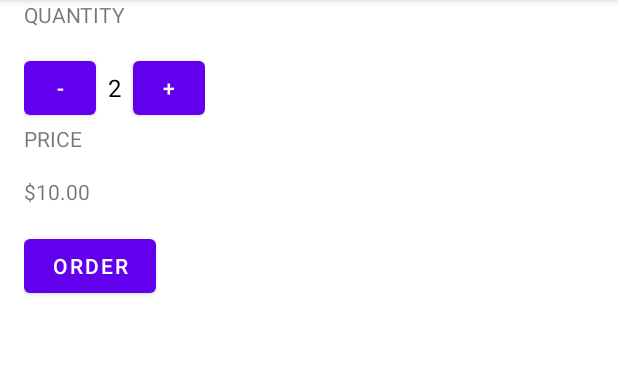
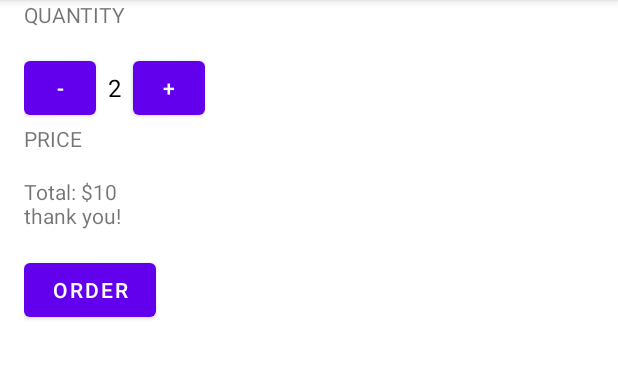
Before and after one commit to ishak47/android, an Android app: the screen it shows after launch (MainActivity), after a tap on "ORDER", on a phone screen of 412 x 824 dp, the part 84-463 px from its top. Run offline under Robolectric (Android 15) with nearby library versions, the phone set to English and light mode, and no system bars.

Commit message:
klaar met les 2

```diff
--- a/app/src/main/java/com/example/android/justjava/MainActivity.java
+++ b/app/src/main/java/com/example/android/justjava/MainActivity.java
@@ -22,8 +22,10 @@ public class MainActivity extends AppCompatActivity {
      * This method is called when the order button is clicked.
      */
     public void submitOrder(View view) {
-        display(quantity);
-        displayPrice(quantity * 5);
+        int price = quantity * 5;
+        String message ="Total: $" + price;
+        message = message + "\n" + "thank you!";
+        displayMessage(message);
     }
 
     public void increment(View view) {
@@ -52,4 +54,13 @@ public class MainActivity extends AppCompatActivity {
         TextView priceTextView = (TextView) findViewById(R.id.price_text_view);
         priceTextView.setText(NumberFormat.getCurrencyInstance().format(number));
     }
+
+    /**
+     * This method displays the given text on the screen.
+     */
+    private void displayMessage(String message) {
+        TextView priceTextView = (TextView) findViewById(R.id.price_text_view);
+        priceTextView.setText(message);
+    }
+
 }
--- a/app/src/main/res/layout/activity_main.xml
+++ b/app/src/main/res/layout/activity_main.xml
@@ -4,9 +4,9 @@
     xmlns:tools="http://schemas.android.com/tools"
     android:layout_width="match_parent"
     android:layout_height="match_parent"
+    android:layout_marginLeft="16dp"
     android:orientation="vertical"
-    tools:context=".MainActivity"
-    android:layout_marginLeft="16dp">
+    tools:context=".MainActivity">
 
     <TextView
         android:id="@+id/quantity"
@@ -24,10 +24,10 @@
             android:id="@+id/button_min"
             android:layout_width="48dp"
             android:layout_height="48dp"
+            android:layout_marginTop="15dp"
+            android:layout_marginRight="8dp"
             android:onClick="decrement"
-            android:text="-"
-            android:layout_marginRight="8dp"
-            android:layout_marginTop="15dp"/>
+            android:text="-" />
 
         <TextView
             android:id="@+id/quantity_text_view"
@@ -43,10 +43,10 @@
             android:id="@+id/button_plus"
             android:layout_width="48dp"
             android:layout_height="48dp"
+            android:layout_marginLeft="8dp"
+            android:layout_marginTop="15dp"
             android:onClick="increment"
-            android:text="+"
-            android:layout_marginLeft="8dp"
-            android:layout_marginTop="15dp"/>
+            android:text="+" />
     </LinearLayout>
 
     <TextView
```
